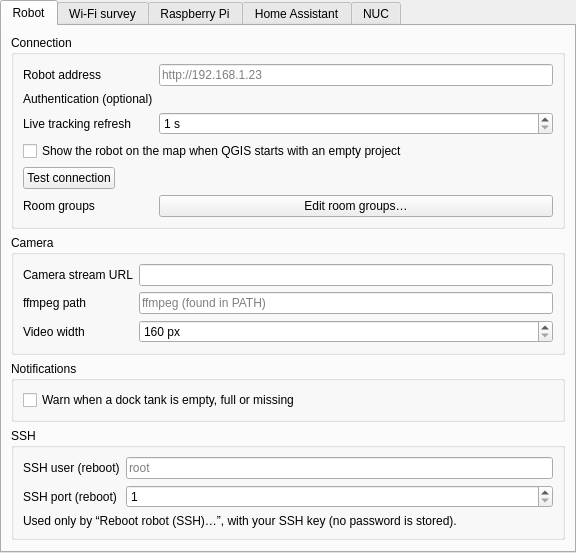
Above: valetudo_qgis/ui/settings_page.ui from sylsta/homeqgis before the change. Below: the same form after it.
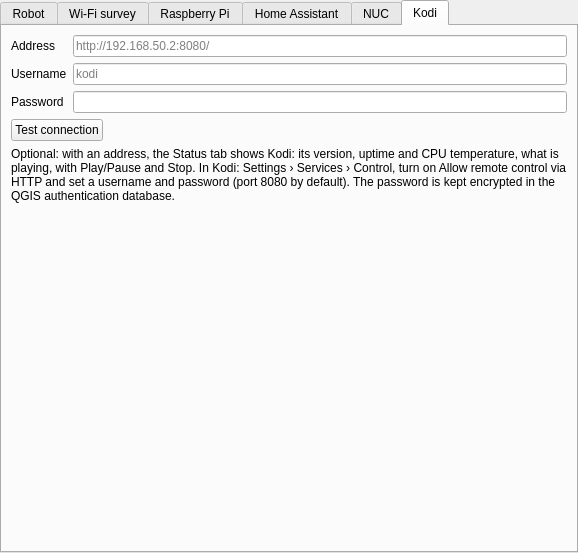
That is the form after the change. The open tabs and pages were chosen to show the change. Custom widgets are drawn as their Qt base class.

Commit message: Status tab: Kodi block (version, uptime, CPU temperature, now playing, play/pause and stop); Kodi tab in the settings

```diff
--- a/valetudo_qgis/ui/settings_page.ui
+++ b/valetudo_qgis/ui/settings_page.ui
@@ -861,6 +861,86 @@
        </item>
       </layout>
      </widget>
+     <widget class="QWidget" name="tab_kodi">
+      <attribute name="title">
+       <string>Kodi</string>
+      </attribute>
+      <layout class="QFormLayout" name="kodi_form">
+       <property name="fieldGrowthPolicy">
+        <enum>QFormLayout::AllNonFixedFieldsGrow</enum>
+       </property>
+       <item row="0" column="0">
+        <widget class="QLabel" name="lbl_kodi_url">
+         <property name="text">
+          <string>Address</string>
+         </property>
+        </widget>
+       </item>
+       <item row="0" column="1">
+        <widget class="QLineEdit" name="kodi_url">
+         <property name="placeholderText">
+          <string notr="true">http://192.168.50.2:8080/</string>
+         </property>
+        </widget>
+       </item>
+       <item row="1" column="0">
+        <widget class="QLabel" name="lbl_kodi_user">
+         <property name="text">
+          <string>Username</string>
+         </property>
+        </widget>
+       </item>
+       <item row="1" column="1">
+        <widget class="QLineEdit" name="kodi_user">
+         <property name="placeholderText">
+          <string notr="true">kodi</string>
+         </property>
+        </widget>
+       </item>
+       <item row="2" column="0">
+        <widget class="QLabel" name="lbl_kodi_password">
+         <property name="text">
+          <string>Password</string>
+         </property>
+        </widget>
+       </item>
+       <item row="2" column="1">
+        <widget class="QLineEdit" name="kodi_password">
+         <property name="echoMode">
+          <enum>QLineEdit::Password</enum>
+         </property>
+        </widget>
+       </item>
+       <item row="3" column="0" colspan="2">
+        <layout class="QHBoxLayout" name="kodi_test_layout" stretch="0,1">
+         <item>
+          <widget class="QPushButton" name="btn_kodi_test">
+           <property name="text">
+            <string>Test connection</string>
+           </property>
+          </widget>
+         </item>
+         <item>
+          <widget class="QLabel" name="lbl_kodi_test">
+           <property name="wordWrap">
+            <bool>true</bool>
+           </property>
+          </widget>
+         </item>
+        </layout>
+       </item>
+       <item row="4" column="0" colspan="2">
+        <widget class="QLabel" name="lbl_kodi_hint">
+         <property name="wordWrap">
+          <bool>true</bool>
+         </property>
+         <property name="text">
+          <string>Optional: with an address, the Status tab shows Kodi: its version, uptime and CPU temperature, what is playing, with Play/Pause and Stop. In Kodi: Settings › Services › Control, turn on Allow remote control via HTTP and set a username and password (port 8080 by default). The password is kept encrypted in the QGIS authentication database.</string>
+         </property>
+        </widget>
+       </item>
+      </layout>
+     </widget>
     </widget>
    </item>
    <item>
```
The commit also changes 10 other files.
